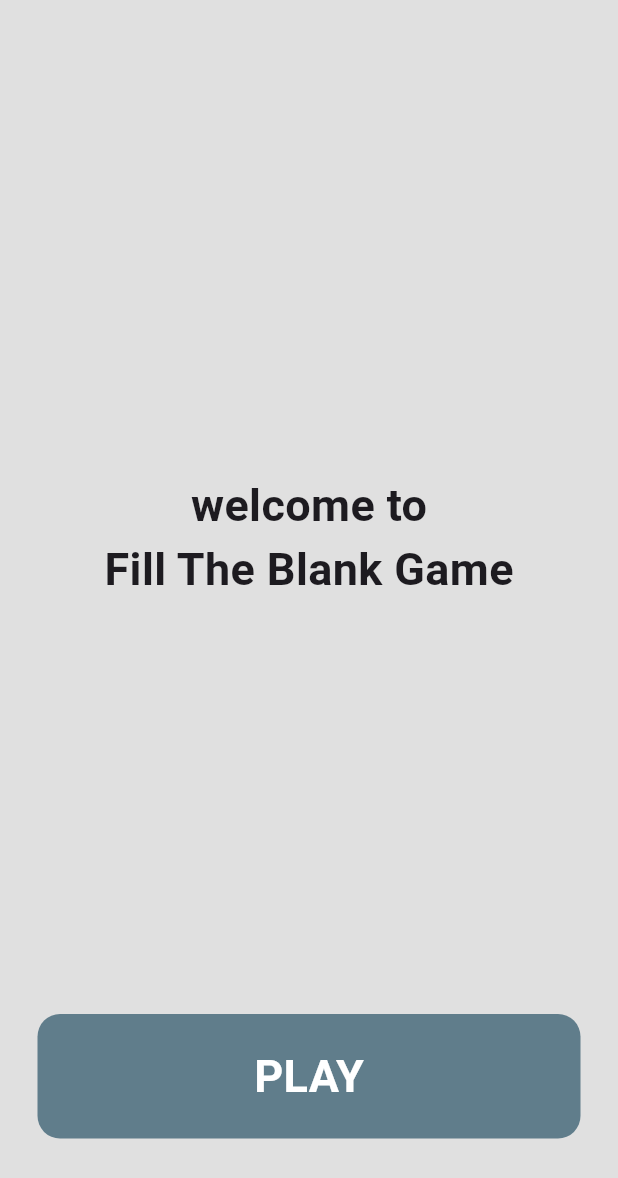
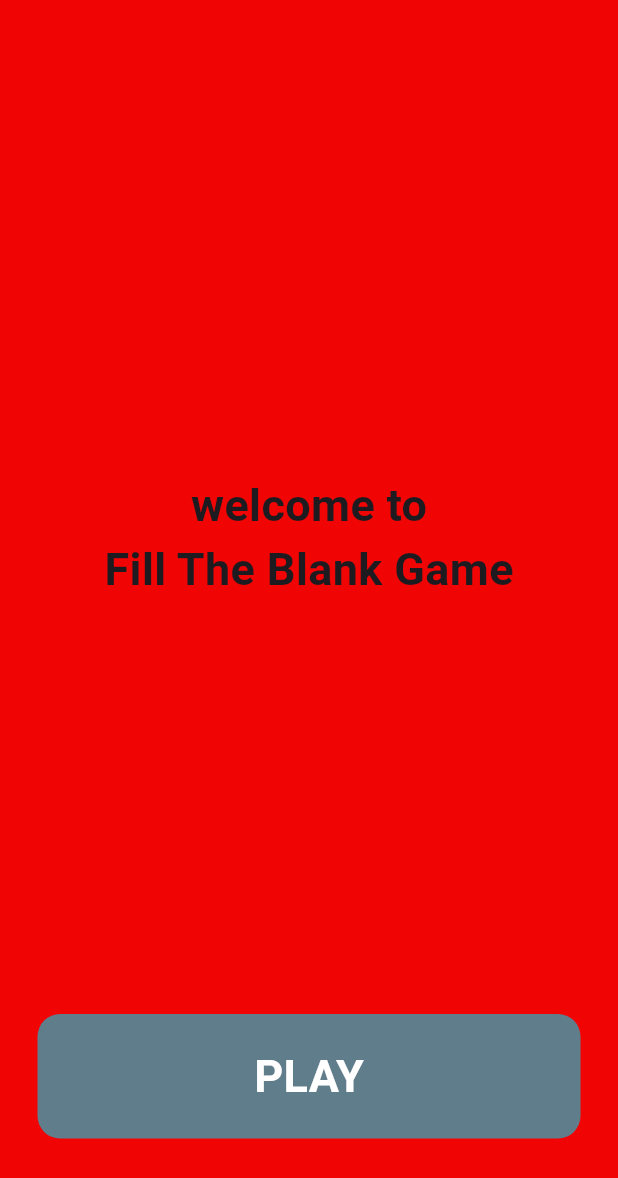
Before and after one commit to BoSS707x/fill_the_blank_game, a Flutter app: the screen it shows after launch, on a phone screen of 412 x 824 dp. Shown: the top 1178 px of the screen. Run offline on Flutter 3.47's test engine with Material 3 defaults, Android fonts, the phone set to English and light mode, and no system bars.

Commit message:
intro page color changed

```diff
--- a/lib/pages/intro_page.dart
+++ b/lib/pages/intro_page.dart
@@ -9,7 +9,7 @@ class IntroPage extends StatelessWidget {
   @override
   Widget build(BuildContext context) {
     return Scaffold(
-      backgroundColor: Colors.grey[300],
+      backgroundColor: const Color.fromARGB(255, 240, 4, 4),
       body: Center(
         child: Column(
           mainAxisAlignment: MainAxisAlignment.center,
```
